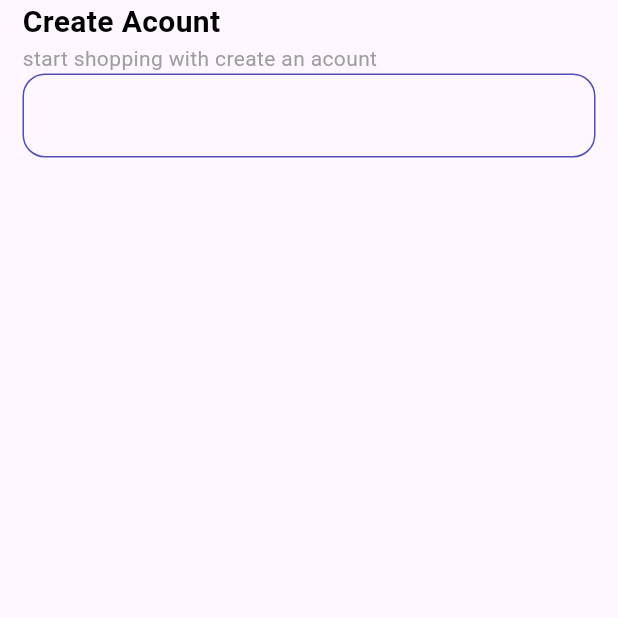
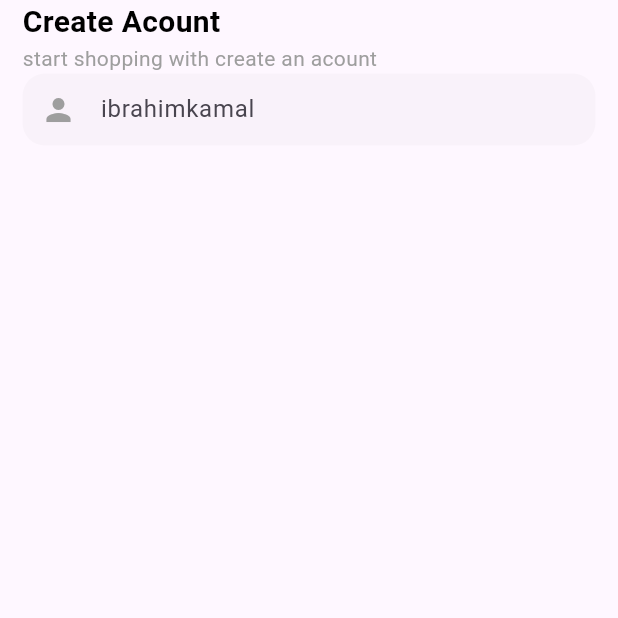
Before and after one commit to ibrahimalnagar45/Kutuku, a Flutter app: the Registerview screen opened by its route, on a phone screen of 412 x 824 dp, the top half of it. Run offline on Flutter 3.47's test engine with Material 3 defaults, Android fonts, the phone set to English and light mode, and no system bars; our stand-ins replace flutter_svg, go_router.

Commit message:
add text form field and create a function to build its border

```diff
--- a/lib/core/utils/helpers/build_outline_input_border.dart
+++ b/lib/core/utils/helpers/build_outline_input_border.dart
@@ -1,10 +1,11 @@
-  import 'package:flutter/material.dart';
+import 'package:flutter/material.dart';
 
 import '../../../constants.dart';
 
-OutlineInputBorder BuildOutLineInputBorder({Color color = Colors.grey}) {
-    return OutlineInputBorder(
-      borderRadius: BorderRadius.circular(kPrimaryPadding),
-      borderSide: BorderSide(color: color),
-    );
-  }
+OutlineInputBorder BuildOutLineInputBorder(
+    {Color color = Colors.grey, bool enabled = false}) {
+  return OutlineInputBorder(
+    borderRadius: BorderRadius.circular(kPrimaryPadding),
+    borderSide: enabled ? BorderSide(color: color, width: 1) : BorderSide.none,
+  );
+}
--- a/lib/features/auth/presentation/views/widgets/custom_text_field.dart
+++ b/lib/features/auth/presentation/views/widgets/custom_text_field.dart
@@ -3,16 +3,73 @@ import 'package:kutuku/constants.dart';
 
 import '../../../../../core/utils/helpers/build_outline_input_border.dart';
 
-class CustomFormTextFiled extends StatelessWidget {
-  const CustomFormTextFiled({super.key});
+class CustomFormTextFiled extends StatefulWidget {
+  const CustomFormTextFiled({
+    super.key,
+    this.validator,
+    required this.hintText,
+  });
+  final String Function(String?)? validator;
+  final String hintText;
+
+  @override
+  State<CustomFormTextFiled> createState() => _CustomFormTextFiledState();
+}
+
+class _CustomFormTextFiledState extends State<CustomFormTextFiled> {
+  late FocusNode _focusNode;
+  bool isFocused = false;
+  @override
+  void initState() {
+    _focusNode = FocusNode();
+    _focusNode.addListener(() {
+      _handleFocusChange();
+    });
+    super.initState();
+
+
+  }
+
+  @override
+  void dispose() {
+    _focusNode.removeListener(_handleFocusChange);
+    _focusNode.dispose();
+
+    // TODO: implement dispose
+    super.dispose();
+  }
+
+  void _handleFocusChange() {
+    setState(() {
+      isFocused = _focusNode.hasFocus;
+    });
+  }
 
   @override
   Widget build(BuildContext context) {
-    return TextFormField(
-      decoration: InputDecoration(
+    return Container(
+      decoration: BoxDecoration(
+        color: Colors.grey.withOpacity(.05),
+        borderRadius: BorderRadius.circular(kPrimaryPadding),
+      ),
+      child: TextFormField(
+        focusNode: _focusNode,
+        validator: widget.validator,
+        decoration: InputDecoration(
+          contentPadding: const EdgeInsets.symmetric(vertical: -5),
+          hintFadeDuration: const Duration(seconds: 2),
+          prefixIcon: const Icon(Icons.person),
+          prefixIconColor: isFocused ? kPrimaryColor : Colors.grey,
+          hintText: widget.hintText,
           border: BuildOutLineInputBorder(),
-          disabledBorder: BuildOutLineInputBorder(),
-          enabledBorder: BuildOutLineInputBorder(color: kPrimaryColor)),
+          // disabledBorder: BuildOutLineInputBorder(),
+          // enabledBorder: BuildOutLineInputBorder(
+          //   color: kPrimaryColor,
+          // ),
+          focusedBorder:
+              BuildOutLineInputBorder(color: kPrimaryColor, enabled: true),
+        ),
+      ),
     );
   }
 }
--- a/lib/features/auth/presentation/views/widgets/register_view_body.dart
+++ b/lib/features/auth/presentation/views/widgets/register_view_body.dart
@@ -1,6 +1,5 @@
 import 'package:flutter/material.dart';
 import 'package:kutuku/core/utils/styles.dart';
-import 'package:kutuku/core/utils/widgets/custom_button.dart';
 import 'package:kutuku/features/auth/presentation/views/widgets/custom_text_field.dart';
 
 class RegisterViewBody extends StatelessWidget {
@@ -20,7 +19,13 @@ class RegisterViewBody extends StatelessWidget {
           'start shopping with create an acount',
           style: Styles.desStyle,
         ),
-        CustomFormTextFiled(),
+        CustomFormTextFiled(
+          validator: (value) {
+            return value ?? 'please enter your email';
+          },
+          hintText: 'ibrahimkamal',
+          // label: 'username',
+        ),
       ],
     );
   }
```
